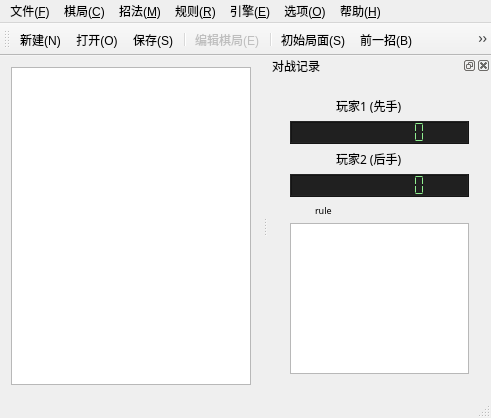
Before: the Qt Designer form NineChess/ninechesswindow.ui in calcitem/Sanmill, drawn with Qt 5.
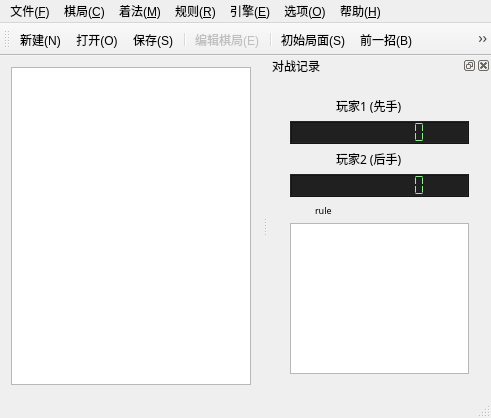
After: the same form once the commit is applied. Icons and pictures are not drawn. Custom widgets are drawn as their Qt base class.

Commit message: 招法改名为着法并添加更多注释

What changed in the file:
```diff
--- a/NineChess/ninechesswindow.ui
+++ b/NineChess/ninechesswindow.ui
@@ -85,7 +85,7 @@
    </widget>
    <widget class="QMenu" name="menu_M">
     <property name="title">
-     <string>招法(&amp;M)</string>
+     <string>着法(&amp;M)</string>
     </property>
     <addaction name="actionBegin_S"/>
     <addaction name="actionPrevious_B"/>
```
The commit also changes 7 other files.
